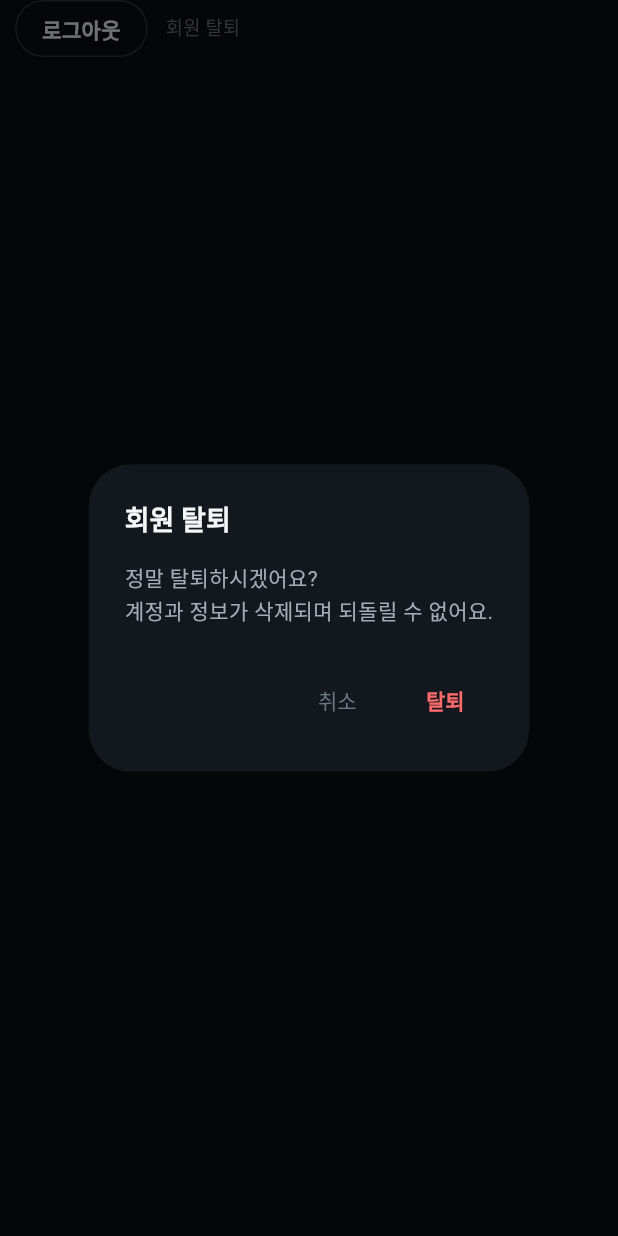
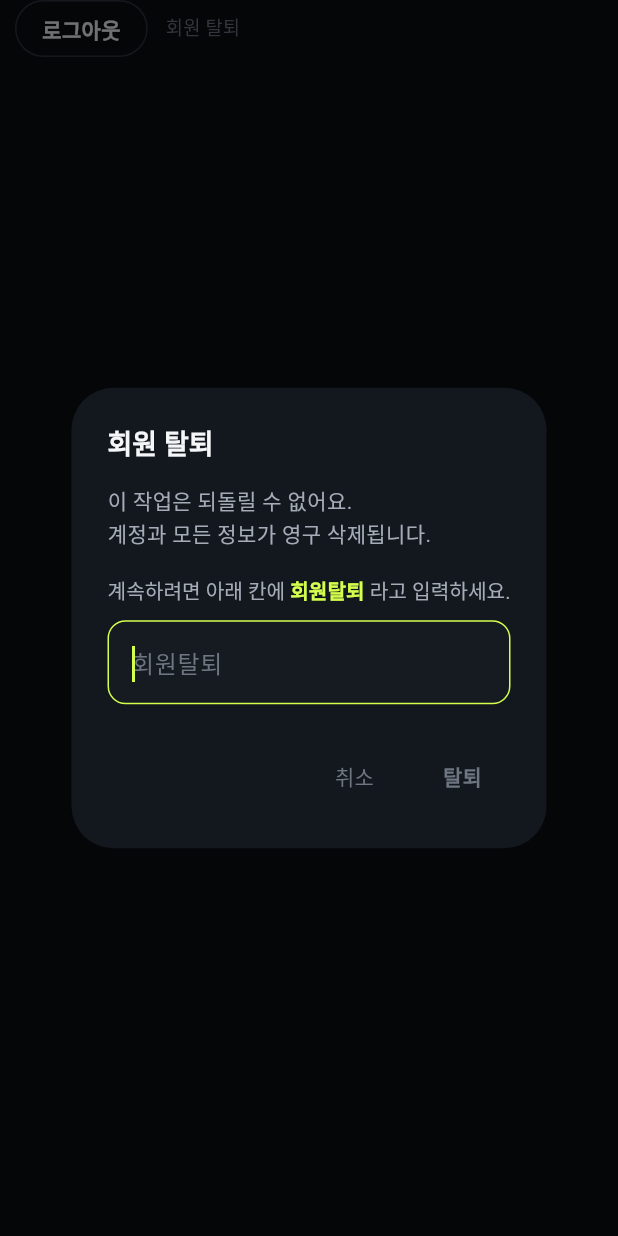
Before and after one commit to soneun0303-create/bpm_web, a Flutter app: the _AccountMenu widget shown alone on an empty page, opened directly with empty values, after a tap on "회원 탈퇴", on a phone screen of 412 x 824 dp. Run offline on Flutter 3.47's test engine with Material 3 defaults, Android fonts, the phone set to English and light mode, and no system bars; our stand-ins replace firebase_auth, firebase_core; accounts and stored records are empty; Roboto replaces fonts that are missing (Pretendard); statements that could not run were skipped.

Commit message:
회원 탈퇴: '회원탈퇴' 입력 확인 단계 추가 (실수 방지)
한 번에 탈퇴되지 않도록, 확인 다이얼로그에서 '회원탈퇴'를 정확히 입력해야 탈퇴 버튼이 활성화되도록 변경.

Co-Authored-By: Claude Opus 4.7 (1M context) <noreply@anthropic.com>

```diff
--- a/lib/landing_page.dart
+++ b/lib/landing_page.dart
@@ -1383,19 +1383,74 @@ class _AccountMenuState extends State<_AccountMenu> {
   bool _busy = false;
 
   Future<void> _confirmDelete() async {
+    const phrase = '회원탈퇴';
+    final ctrl = TextEditingController();
     final ok = await showDialog<bool>(
       context: context,
-      builder: (ctx) => AlertDialog(
+      builder: (ctx) => StatefulBuilder(
+        builder: (ctx, setLocal) {
+          final matched = ctrl.text.trim() == phrase;
+          return AlertDialog(
             backgroundColor: AppColors.card,
             title: const Text('회원 탈퇴',
                 style: TextStyle(
                     color: AppColors.text,
                     fontWeight: FontWeight.w800,
                     fontSize: 18)),
-        content: const Text(
-            '정말 탈퇴하시겠어요?\n계정과 정보가 삭제되며 되돌릴 수 없어요.',
-            style: TextStyle(
-                color: AppColors.textMid, fontSize: 14, height: 1.5)),
+            content: Column(
+              mainAxisSize: MainAxisSize.min,
+              crossAxisAlignment: CrossAxisAlignment.start,
+              children: [
+                const Text(
+                    '이 작업은 되돌릴 수 없어요.\n계정과 모든 정보가 영구 삭제됩니다.',
+                    style: TextStyle(
+                        color: AppColors.textMid,
+                        fontSize: 14,
+                        height: 1.5)),
+                const SizedBox(height: 16),
+                RichText(
+                  text: const TextSpan(
+                    style: TextStyle(
+                        color: AppColors.textMid,
+                        fontSize: 13.5,
+                        height: 1.5),
+                    children: [
+                      TextSpan(text: '계속하려면 아래 칸에 '),
+                      TextSpan(
+                          text: phrase,
+                          style: TextStyle(
+                              color: AppColors.accent,
+                              fontWeight: FontWeight.w800)),
+                      TextSpan(text: ' 라고 입력하세요.'),
+                    ],
+                  ),
+                ),
+                const SizedBox(height: 10),
+                TextField(
+                  controller: ctrl,
+                  autofocus: true,
+                  onChanged: (_) => setLocal(() {}),
+                  style: const TextStyle(color: AppColors.text),
+                  decoration: InputDecoration(
+                    hintText: phrase,
+                    hintStyle:
+                        const TextStyle(color: AppColors.textMuted),
+                    filled: true,
+                    fillColor: AppColors.bgSoft,
+                    enabledBorder: OutlineInputBorder(
+                      borderRadius: BorderRadius.circular(12),
+                      borderSide: const BorderSide(
+                          color: AppColors.borderStrong),
+                    ),
+                    focusedBorder: OutlineInputBorder(
+                      borderRadius: BorderRadius.circular(12),
+                      borderSide:
+                          const BorderSide(color: AppColors.accent),
+                    ),
+                  ),
+                ),
+              ],
+            ),
             actions: [
               TextButton(
                 onPressed: () => Navigator.pop(ctx, false),
@@ -1403,15 +1458,21 @@ class _AccountMenuState extends State<_AccountMenu> {
                     style: TextStyle(color: AppColors.textMuted)),
               ),
               TextButton(
-            onPressed: () => Navigator.pop(ctx, true),
-            child: const Text('탈퇴',
-                style: TextStyle(
-                    color: Color(0xFFFF6B6B),
+                onPressed:
+                    matched ? () => Navigator.pop(ctx, true) : null,
+                child: Text('탈퇴',
+                    style: TextStyle(
+                        color: matched
+                            ? const Color(0xFFFF6B6B)
+                            : AppColors.textMuted,
                         fontWeight: FontWeight.w700)),
               ),
             ],
-      ),
-    );
+          );
+        },
+      ),
+    );
+    ctrl.dispose();
     if (ok == true) await _runDelete(null);
   }
 
```
Lines whose indentation alone changed are shown as unchanged.
